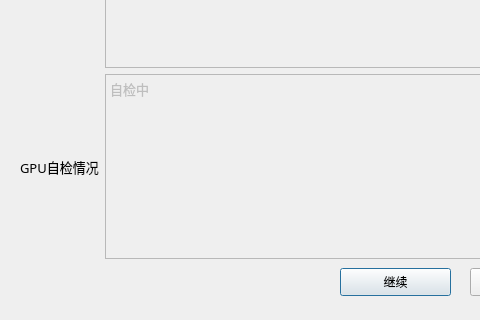
Before: the Qt Designer form pyQt/selfcheck/selfCheck.ui in ZhihaoPan/PyQt, drawn with Qt 5; both pictures show x 0 to 480 and y 272 to 592 of the 601 by 592 pixel window.
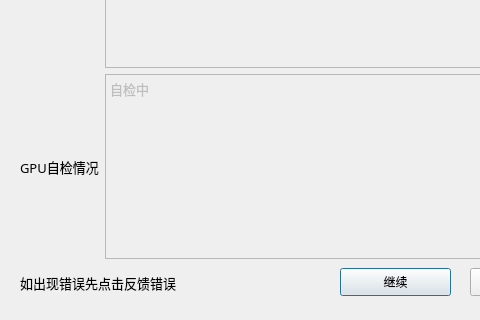
After: the same form once the commit is applied.

Patch:
```diff
--- a/pyQt/selfcheck/selfCheck.ui
+++ b/pyQt/selfcheck/selfCheck.ui
@@ -237,6 +237,25 @@
     <string>反馈错误信息</string>
    </property>
   </widget>
+  <widget class="QLabel" name="label_8">
+   <property name="geometry">
+    <rect>
+     <x>20</x>
+     <y>540</y>
+     <width>231</width>
+     <height>29</height>
+    </rect>
+   </property>
+   <property name="font">
+    <font>
+     <family>Adobe Devanagari</family>
+     <pointsize>10</pointsize>
+    </font>
+   </property>
+   <property name="text">
+    <string>如出现错误先点击反馈错误</string>
+   </property>
+  </widget>
  </widget>
  <resources/>
  <connections/>
```
